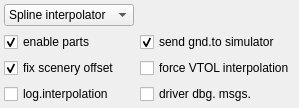
Old version of the form src/blackgui/editors/interpolationsetupform.ui in the repository swift-project/pilotclient.
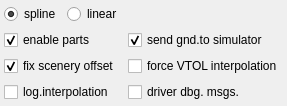
New version of the form.

Commit message: UI interpolation setup form using radio buttons instead of combobox

Diff of the .ui file:
```diff
--- a/src/blackgui/editors/interpolationsetupform.ui
+++ b/src/blackgui/editors/interpolationsetupform.ui
@@ -6,8 +6,8 @@
    <rect>
     <x>0</x>
     <y>0</y>
-    <width>231</width>
-    <height>96</height>
+    <width>223</width>
+    <height>91</height>
    </rect>
   </property>
   <property name="windowTitle">
@@ -40,24 +40,10 @@
      </property>
     </widget>
    </item>
-   <item row="0" column="0">
-    <widget class="QComboBox" name="co_InterpolatorMode">
-     <item>
-      <property name="text">
-       <string>Spline interpolator</string>
-      </property>
-     </item>
-     <item>
-      <property name="text">
-       <string>Linear interpolator</string>
-      </property>
-     </item>
-    </widget>
-   </item>
-   <item row="1" column="1">
-    <widget class="QCheckBox" name="cb_SendGndFlagToSim">
+   <item row="1" column="0">
+    <widget class="QCheckBox" name="cb_EnableParts">
      <property name="text">
-      <string>send gnd.to simulator</string>
+      <string>enable parts</string>
      </property>
      <property name="checked">
       <bool>true</bool>
@@ -81,16 +67,64 @@
      </property>
     </widget>
    </item>
-   <item row="1" column="0">
-    <widget class="QCheckBox" name="cb_EnableParts">
+   <item row="1" column="1">
+    <widget class="QCheckBox" name="cb_SendGndFlagToSim">
      <property name="text">
-      <string>enable parts</string>
+      <string>send gnd.to simulator</string>
      </property>
      <property name="checked">
       <bool>true</bool>
      </property>
     </widget>
    </item>
+   <item row="0" column="0">
+    <widget class="QWidget" name="wi_InterpolatorType" native="true">
+     <layout class="QHBoxLayout" name="hl_InterpolatorType">
+      <property name="leftMargin">
+       <number>0</number>
+      </property>
+      <property name="topMargin">
+       <number>0</number>
+      </property>
+      <property name="rightMargin">
+       <number>0</number>
+      </property>
+      <property name="bottomMargin">
+       <number>0</number>
+      </property>
+      <item>
+       <widget class="QRadioButton" name="rb_Spline">
+        <property name="text">
+         <string>spline</string>
+        </property>
+        <property name="checked">
+         <bool>true</bool>
+        </property>
+       </widget>
+      </item>
+      <item>
+       <widget class="QRadioButton" name="rb_Linear">
+        <property name="text">
+         <string>linear</string>
+        </property>
+       </widget>
+      </item>
+      <item>
+       <spacer name="hs_InterpolatorType">
+        <property name="orientation">
+         <enum>Qt::Horizontal</enum>
+        </property>
+        <property name="sizeHint" stdset="0">
+         <size>
+          <width>40</width>
+          <height>20</height>
+         </size>
+        </property>
+       </spacer>
+      </item>
+     </layout>
+    </widget>
+   </item>
   </layout>
  </widget>
  <resources/>
```
Left out of the diff: 9 changed lines with no effect on the pictures. The commit also changes 2 other files.
